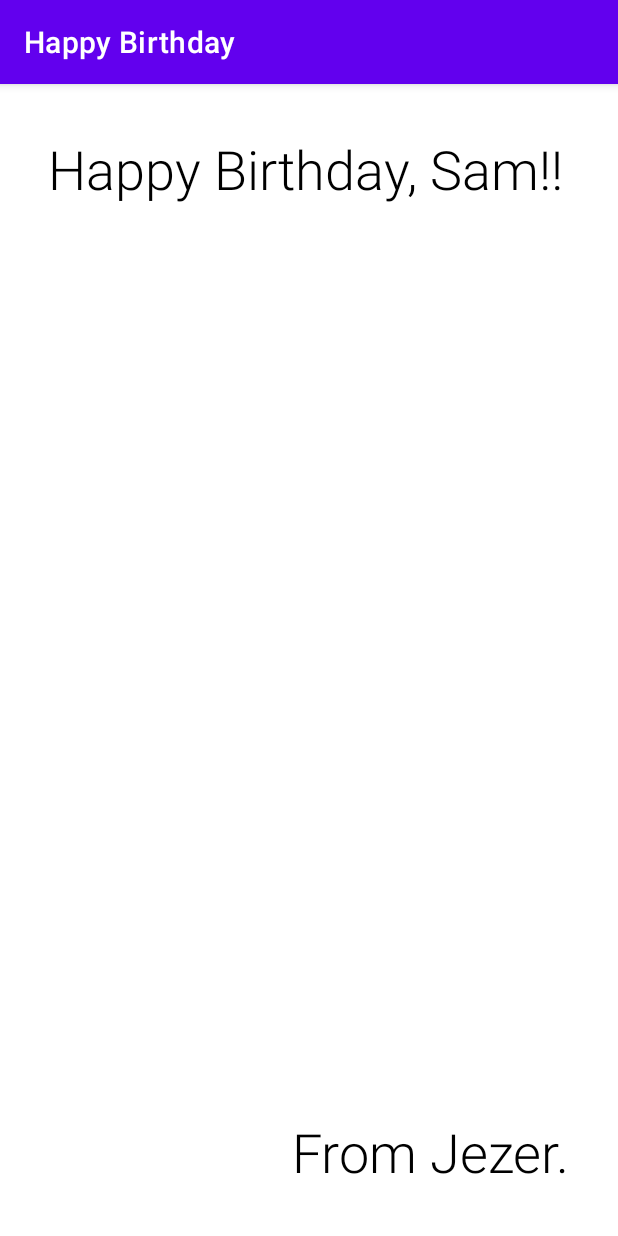
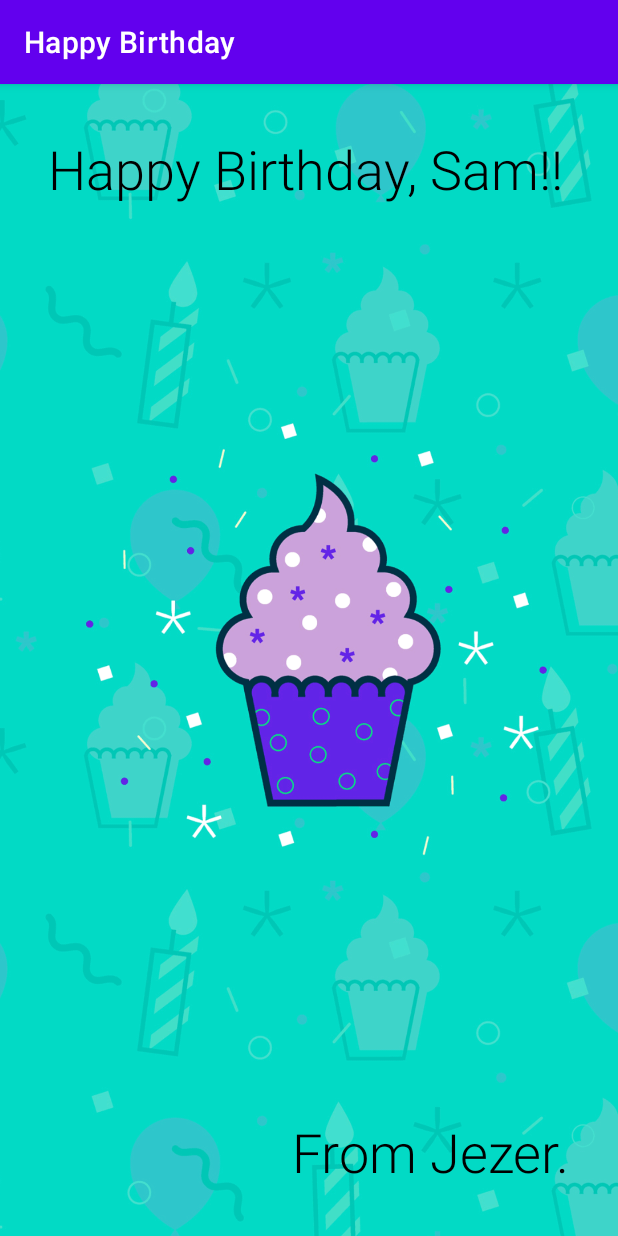
Before and after one commit to JezerMejia/HappyBirthday, an Android app: the screen it shows after launch (MainActivity), on a phone screen of 412 x 824 dp. Run offline under Robolectric (Android 15) with nearby library versions, the phone set to English and light mode, and no system bars.

Commit message:
Added background image

```diff
--- a/app/src/main/res/layout/activity_main.xml
+++ b/app/src/main/res/layout/activity_main.xml
@@ -6,6 +6,18 @@
     android:layout_height="match_parent"
     tools:context=".MainActivity">
 
+    <ImageView
+        android:id="@+id/imageView"
+        android:layout_width="0dp"
+        android:layout_height="0dp"
+        android:importantForAccessibility="no"
+        android:scaleType="centerCrop"
+        app:layout_constraintBottom_toBottomOf="parent"
+        app:layout_constraintEnd_toEndOf="parent"
+        app:layout_constraintStart_toStartOf="parent"
+        app:layout_constraintTop_toTopOf="parent"
+        app:srcCompat="@drawable/androidparty" />
+
     <TextView
         android:id="@+id/textView"
         android:layout_width="wrap_content"
@@ -13,7 +25,7 @@
         android:layout_marginStart="32dp"
         android:layout_marginTop="32dp"
         android:fontFamily="sans-serif-light"
-        android:text="Happy Birthday, Sam!!"
+        android:text="@string/happy_birthday_text"
         android:textColor="@android:color/black"
         android:textSize="36sp"
         app:layout_constraintStart_toStartOf="parent"
@@ -26,9 +38,10 @@
         android:layout_marginEnd="32dp"
         android:layout_marginBottom="32dp"
         android:fontFamily="sans-serif-light"
-        android:text="From Jezer."
+        android:text="@string/signature_text"
         android:textColor="@android:color/black"
         android:textSize="36sp"
         app:layout_constraintBottom_toBottomOf="parent"
         app:layout_constraintEnd_toEndOf="parent" />
+
 </androidx.constraintlayout.widget.ConstraintLayout>
--- a/app/src/main/res/values/strings.xml
+++ b/app/src/main/res/values/strings.xml
@@ -1,3 +1,5 @@
 <resources>
     <string name="app_name">Happy Birthday</string>
+    <string name="happy_birthday_text">Happy Birthday, Sam!!</string>
+    <string name="signature_text">From Jezer.</string>
 </resources>
```
Also changed, not shown: app/src/main/res/drawable/androidparty.png (added).
